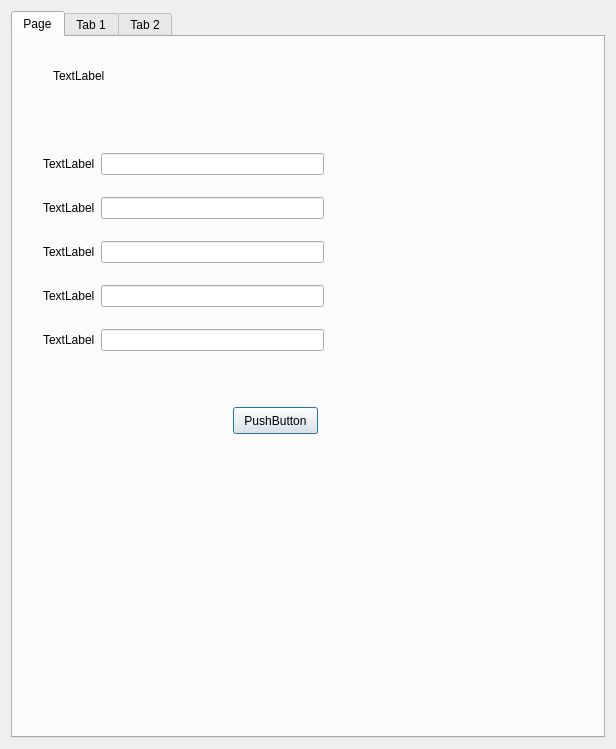
This is designer/gui_feu.ui in IvanBodnar/feu as Qt 5 draws it before an edit. The edited form follows.
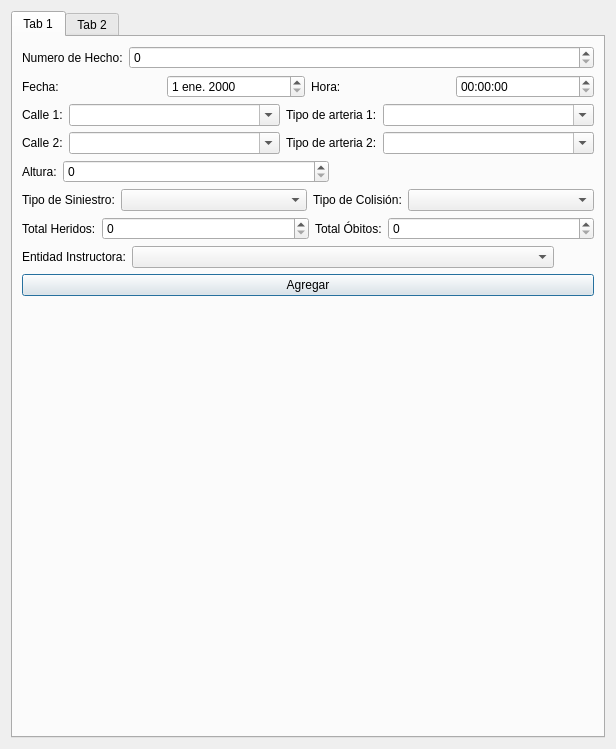
This is the edited form.

What changed in the file:
```diff
--- a/designer/gui_feu.ui
+++ b/designer/gui_feu.ui
@@ -19,99 +19,6 @@
      <property name="currentIndex">
       <number>0</number>
      </property>
-     <widget class="QWidget" name="tab_3">
-      <attribute name="title">
-       <string>Page</string>
-      </attribute>
-      <widget class="QLabel" name="label_14">
-       <property name="geometry">
-        <rect>
-         <x>40</x>
-         <y>30</y>
-         <width>56</width>
-         <height>17</height>
-        </rect>
-       </property>
-       <property name="text">
-        <string>TextLabel</string>
-       </property>
-      </widget>
-      <widget class="QPushButton" name="connectDatabase_pushButton">
-       <property name="geometry">
-        <rect>
-         <x>220</x>
-         <y>370</y>
-         <width>85</width>
-         <height>27</height>
-        </rect>
-       </property>
-       <property name="text">
-        <string>PushButton</string>
-       </property>
-      </widget>
-      <widget class="QWidget" name="">
-       <property name="geometry">
-        <rect>
-         <x>30</x>
-         <y>100</y>
-         <width>281</width>
-         <height>231</height>
-        </rect>
-       </property>
-       <layout class="QGridLayout" name="gridLayout_2">
-        <item row="0" column="0">
-         <widget class="QLabel" name="label_15">
-          <property name="text">
-           <string>TextLabel</string>
-          </property>
-         </widget>
-        </item>
-        <item row="0" column="1">
-         <widget class="QLineEdit" name="user_lineEdit"/>
-        </item>
-        <item row="1" column="0">
-         <widget class="QLabel" name="label_16">
-          <property name="text">
-           <string>TextLabel</string>
-          </property>
-         </widget>
-        </item>
-        <item row="1" column="1">
-         <widget class="QLineEdit" name="password_lineEdit"/>
-        </item>
-        <item row="2" column="0">
-         <widget class="QLabel" name="label_17">
-          <property name="text">
-           <string>TextLabel</string>
-          </property>
-         </widget>
-        </item>
-        <item row="2" column="1">
-         <widget class="QLineEdit" name="host_lineEdit"/>
-        </item>
-        <item row="3" column="0">
-         <widget class="QLabel" name="label_18">
-          <property name="text">
-           <string>TextLabel</string>
-          </property>
-         </widget>
-        </item>
-        <item row="3" column="1">
-         <widget class="QLineEdit" name="port_lineEdit"/>
-        </item>
-        <item row="4" column="0">
-         <widget class="QLabel" name="label_19">
-          <property name="text">
-           <string>TextLabel</string>
-          </property>
-         </widget>
-        </item>
-        <item row="4" column="1">
-         <widget class="QLineEdit" name="database_lineEdit"/>
-        </item>
-       </layout>
-      </widget>
-     </widget>
      <widget class="QWidget" name="tab">
       <attribute name="title">
        <string>Tab 1</string>
@@ -247,10 +154,18 @@
           </widget>
          </item>
          <item row="0" column="3">
-          <widget class="QComboBox" name="tipoArteria1_comboBox"/>
+          <widget class="QComboBox" name="tipoArteria1_comboBox">
+           <property name="editable">
+            <bool>true</bool>
+           </property>
+          </widget>
          </item>
          <item row="1" column="3">
-          <widget class="QComboBox" name="tipoArteria2_comboBox"/>
+          <widget class="QComboBox" name="tipoArteria2_comboBox">
+           <property name="editable">
+            <bool>true</bool>
+           </property>
+          </widget>
          </item>
         </layout>
        </item>
```
